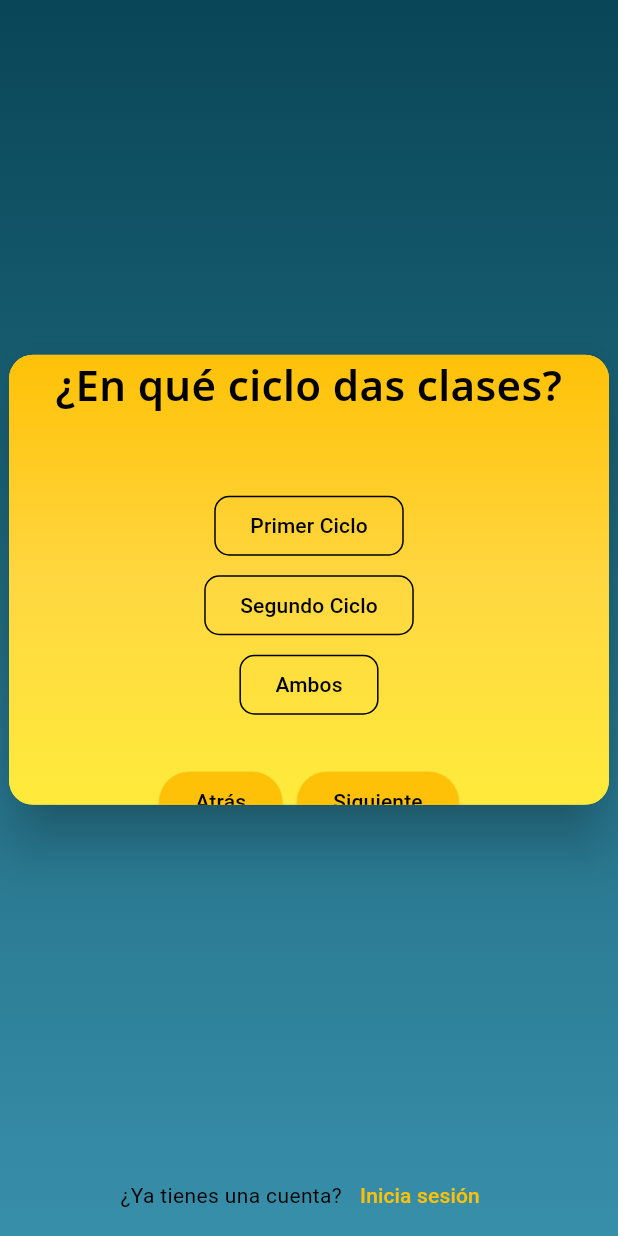
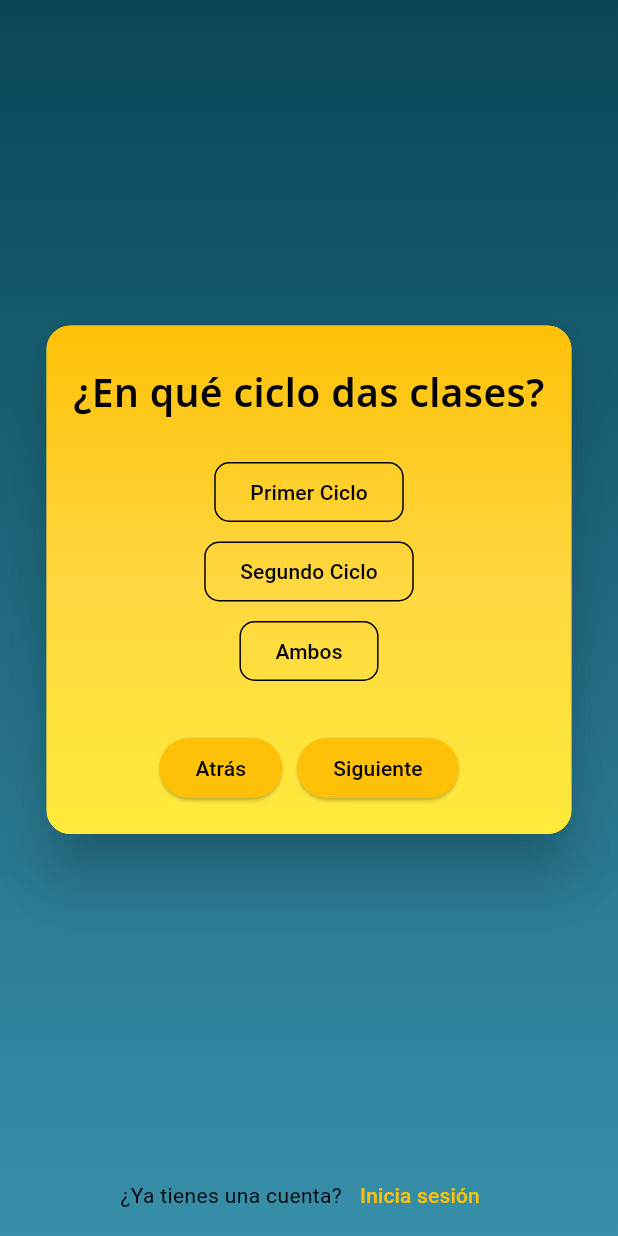
Before and after one commit to ValentinoPicco/alumnos-girasoles, a Flutter app: the RegisterStep1 screen opened by its route, on a phone screen of 412 x 824 dp. Run offline on Flutter 3.47's test engine with Material 3 defaults, Android fonts, the phone set to English and light mode, and no system bars; our stand-ins replace flutter_dotenv, google_fonts, supabase_flutter; accounts and stored records are empty.

Commit message:
correccion register 1

```diff
--- a/alumnos_girasoles/lib/views/register_steps/register_step_1.dart
+++ b/alumnos_girasoles/lib/views/register_steps/register_step_1.dart
@@ -54,21 +54,21 @@ class RegisterStep1 extends StatelessWidget {
                             ),
                           ),
                           child: SizedBox(
-                            height: 300,
-                            width: 400,
+                            width: 350,
                             child: Column(
                               mainAxisAlignment: MainAxisAlignment.center,
                               children: [
+                                SizedBox(height: 25.0),
                                 Text(
                                   '¿En qué ciclo das clases?',
                                   style: GoogleFonts.notoSans(
                                     color: Colors.black,
-                                    fontSize: 28.0,
+                                    fontSize: 26.0,
                                     fontWeight: FontWeight.w600,
                                   ),
                                   textAlign: TextAlign.center,
                                 ),
-                                const SizedBox(height: 50),
+                                const SizedBox(height: 25),
                                 CustomRadioButtons(
                                   options: [
                                     "Primer Ciclo",
@@ -128,6 +128,7 @@ class RegisterStep1 extends StatelessWidget {
                                     ),
                                   ],
                                 ),
+                                SizedBox(height: 20.0),
                               ],
                             ),
                           ),
--- a/alumnos_girasoles/lib/views/register_steps/register_step_5.dart
+++ b/alumnos_girasoles/lib/views/register_steps/register_step_5.dart
@@ -51,7 +51,6 @@ class RegisterStep5 extends StatelessWidget {
                                     end: Alignment.topCenter,
                                   ),
                                 ),
-
                                 child: Column(
                                   mainAxisAlignment: MainAxisAlignment.center,
                                   children: [
```
